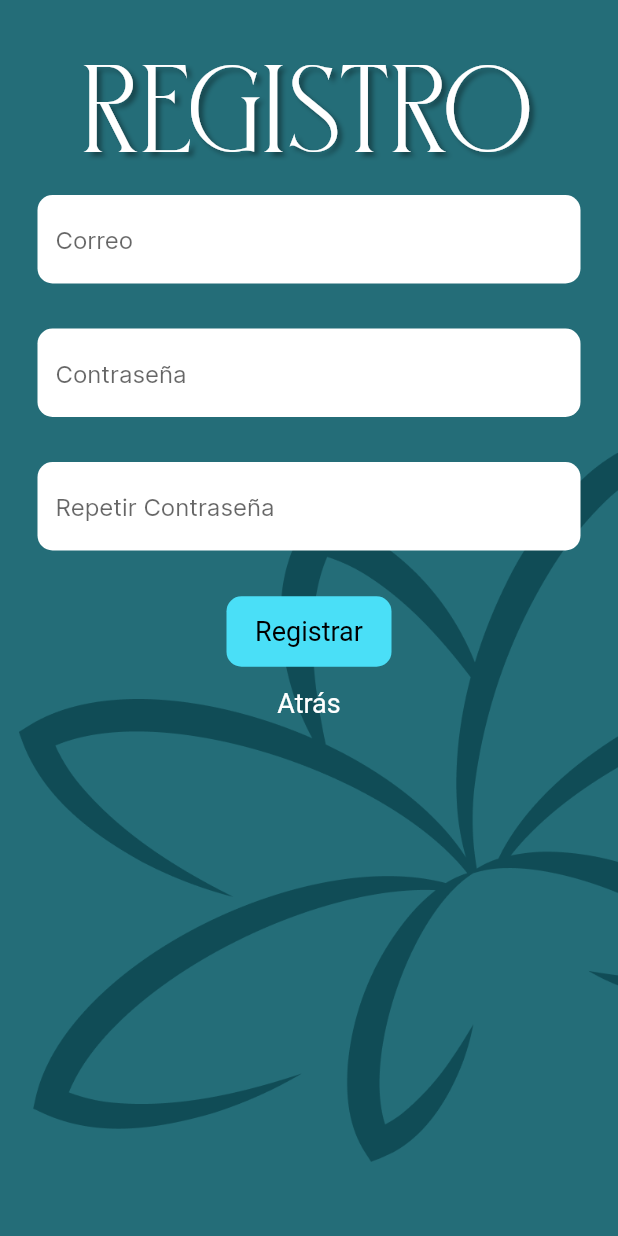
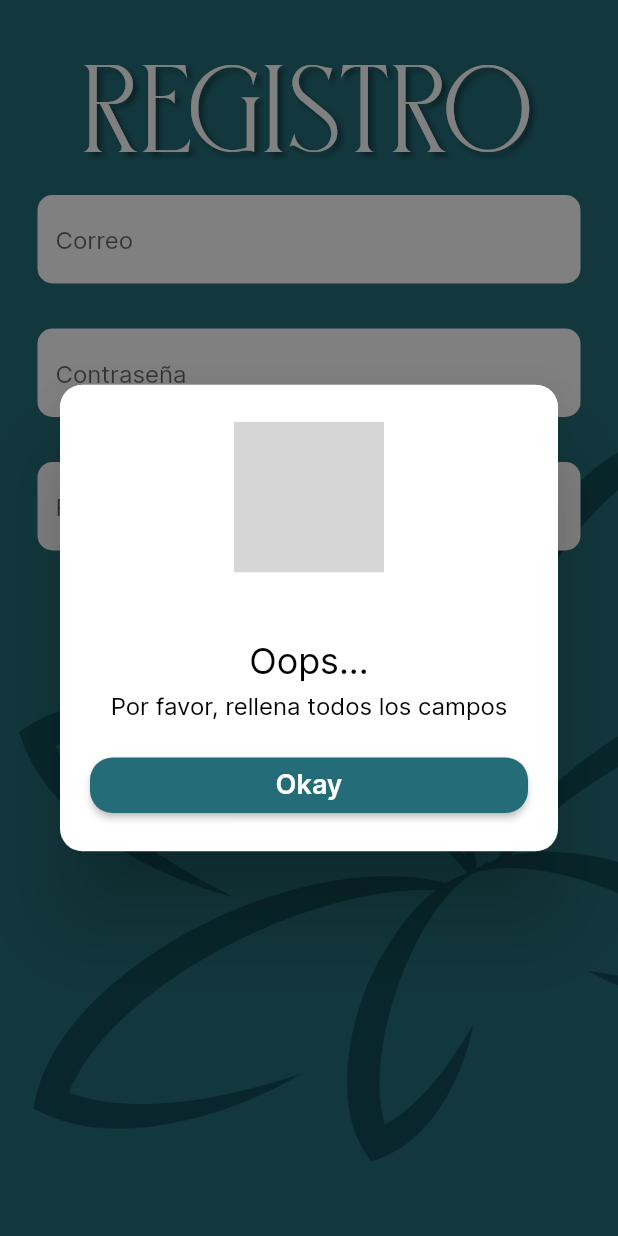
Before and after one commit to JeezLuis/vitalis_mobile, a Flutter app: the RegisterInterface screen opened directly, after a tap on "Registrar", on a phone screen of 412 x 824 dp. Run offline on Flutter 3.47's test engine with Material 2 defaults, Android fonts, the phone set to English and light mode, and no system bars; our stand-ins replace convert, quickalert, shared_preferences; accounts and stored records are empty; grey boxes are pictures that could not be loaded.

```diff
--- a/lib/register.dart
+++ b/lib/register.dart
@@ -1,4 +1,9 @@
+import 'dart:convert';
+import 'dart:io';
+
+import 'package:crypto/crypto.dart';
 import 'package:flutter/material.dart';
+import 'package:vitalis_mobile/network.dart';
 import 'package:vitalis_mobile/utils.dart';
 
 final TextEditingController emailController = TextEditingController();
@@ -105,7 +110,7 @@ class _RegisterInterfaceState extends State<RegisterInterface> {
                             ),
                             elevation: 0,
                           ),
-                          onPressed: () => registerUser(),
+                          onPressed: () => registerUser(context),
                           child: const Text("Registrar"),
                         ),
                         //Register Button
@@ -117,6 +122,7 @@ class _RegisterInterfaceState extends State<RegisterInterface> {
                           onPressed: () {
                             emailController.text = '';
                             passController.text = '';
+                            reppassController.text = '';
                             Navigator.pop(context);
                           },
                           child: const Text("Atrás"),
@@ -131,5 +137,44 @@ class _RegisterInterfaceState extends State<RegisterInterface> {
     );
   }
 
-  registerUser() {}
+  registerUser(BuildContext context) async {
+    //Check if all fields have been completed
+    if(emailController.text.isEmpty || passController.text.isEmpty || reppassController.text.isEmpty) {
+      alertError("Por favor, rellena todos los campos", context);
+      return 0;
+    }
+
+    //Check that both passwords are the same
+    if(passController.text != reppassController.text){
+      alertError("La constraseña no coincide", context);
+      return 0;
+    }
+
+    //Check if password is safe
+    RegExp regex = RegExp(r'^(?=.*?[A-Z])(?=.*?[a-z])(?=.*?[0-9]).{8,}$');
+    if (!regex.hasMatch(passController.text)) {
+      alertError("La constraseña no valida, debe tener al menos una mayuscula, una minuscula, un digito y 8 caracteres.", context);
+      return 0;
+    }
+
+    //Send POST method
+    var response = await registerPatient(emailController.text, generateMd5(passController.text));
+    if (response.statusCode == 200) {
+      emailController.text = '';
+      passController.text = '';
+      reppassController.text = '';
+      alertInfo("¡Se ha registrado correctamente!", context);
+    } else {
+      switch(jsonDecode(response.body)['code']){
+        //Wrong email format
+        case 8023:
+          alertError("El formato de la dirección de correo es incorrecto.", context);
+          break;
+        //User yet registered
+        case 1155:
+          alertError("Usuario ya registrado", context);
+          break;
+      }
+    }
+  }
 }
--- a/lib/utils.dart
+++ b/lib/utils.dart
@@ -24,8 +24,8 @@ void alertError(String message, BuildContext context){
     type: QuickAlertType.error,
     title: 'Oops...',
     text: message,
-    confirmBtnColor: HexColor("868C9E"),
-    backgroundColor: HexColor("FBF1E1"),
+    confirmBtnColor: HexColor("246D78"),
+    backgroundColor: HexColor("FFFFFF"),
   );
 }
 
@@ -35,8 +35,8 @@ void alertInfo(String message, BuildContext context){
     context: context,
     type: QuickAlertType.success,
     text: message,
-    confirmBtnColor: HexColor("868C9E"),
-    backgroundColor: HexColor("FBF1E1"),
+    confirmBtnColor: HexColor("246D78"),
+    backgroundColor: HexColor("FFFFFF"),
   );
 }
 
--- a/pubspec.yaml
+++ b/pubspec.yaml
@@ -40,6 +40,7 @@ dependencies:
   http: ^0.13.5
   convert: ^3.1.1
   crypto: ^3.0.2
+  shared_preferences: ^2.2.0
 
 dev_dependencies:
   flutter_test:
```
Also changed, not shown: lib/Model/LocalUser.dart (added, +25 -0 lines), lib/login.dart (+14 -7 lines), lib/network.dart (+13 -0 lines), pubspec.lock, 3 other files.
